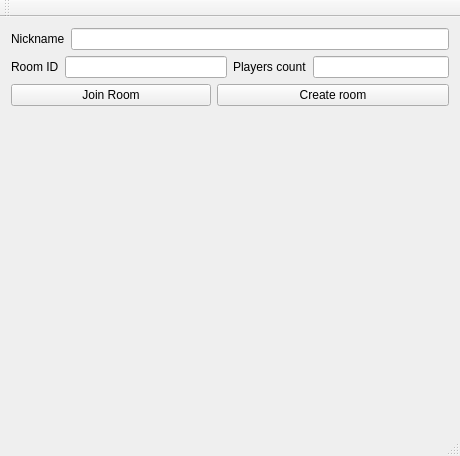
This is DevMashMafia/mainwindow.ui in DzyubSpirit/DevMashMafiaQt as Qt 5 draws it before an edit. The edited form follows.
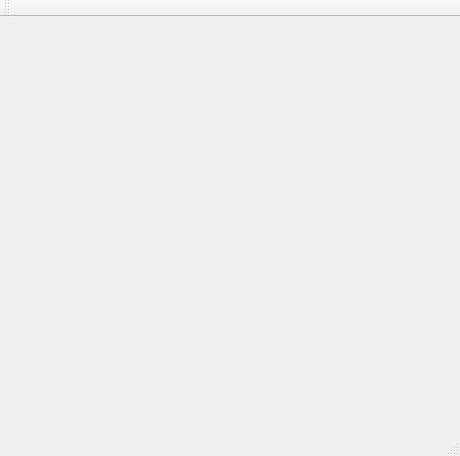
This is the edited form.

What changed in the file:
```diff
--- a/DevMashMafia/mainwindow.ui
+++ b/DevMashMafia/mainwindow.ui
@@ -14,91 +14,7 @@
    <string>MainWindow</string>
   </property>
   <widget class="QWidget" name="centralWidget">
-   <layout class="QVBoxLayout" name="verticalLayout">
-    <item>
-     <layout class="QHBoxLayout" name="horizontalLayout">
-      <item>
-       <widget class="QLabel" name="label">
-        <property name="text">
-         <string>Nickname</string>
-        </property>
-       </widget>
-      </item>
-      <item>
-       <widget class="QLineEdit" name="lineEdit"/>
-      </item>
-     </layout>
-    </item>
-    <item>
-     <layout class="QHBoxLayout" name="horizontalLayout_4">
-      <item>
-       <layout class="QHBoxLayout" name="horizontalLayout_2">
-        <item>
-         <widget class="QLabel" name="label_2">
-          <property name="text">
-           <string>Room ID</string>
-          </property>
-         </widget>
-        </item>
-        <item>
-         <widget class="QLineEdit" name="lineEdit_2"/>
-        </item>
-       </layout>
-      </item>
-      <item>
-       <layout class="QHBoxLayout" name="horizontalLayout_3">
-        <item>
-         <widget class="QLabel" name="label_3">
-          <property name="text">
-           <string>Players count</string>
-          </property>
-         </widget>
-        </item>
-        <item>
-         <widget class="QLineEdit" name="lineEdit_3"/>
-        </item>
-       </layout>
-      </item>
-     </layout>
-    </item>
-    <item>
-     <layout class="QHBoxLayout" name="horizontalLayout_5">
-      <item>
-       <widget class="QPushButton" name="pushButton">
-        <property name="maximumSize">
-         <size>
-          <width>200</width>
-          <height>16777215</height>
-         </size>
-        </property>
-        <property name="text">
-         <string>Join Room</string>
-        </property>
-       </widget>
-      </item>
-      <item>
-       <widget class="QPushButton" name="pushButton_2">
-        <property name="text">
-         <string>Create room</string>
-        </property>
-       </widget>
-      </item>
-     </layout>
-    </item>
-    <item>
-     <spacer name="verticalSpacer">
-      <property name="orientation">
-       <enum>Qt::Vertical</enum>
-      </property>
-      <property name="sizeHint" stdset="0">
-       <size>
-        <width>20</width>
-        <height>40</height>
-       </size>
-      </property>
-     </spacer>
-    </item>
-   </layout>
+   <layout class="QVBoxLayout" name="verticalLayout"/>
   </widget>
   <widget class="QMenuBar" name="menuBar">
    <property name="geometry">
```
